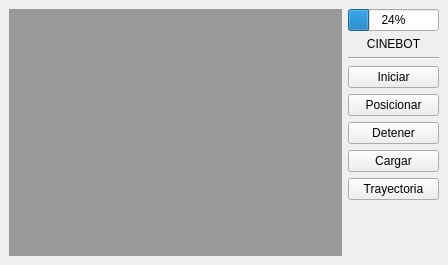
The window that gui.ui (PabloLapo/cinebot) describes before a commit, drawn with Qt 5.
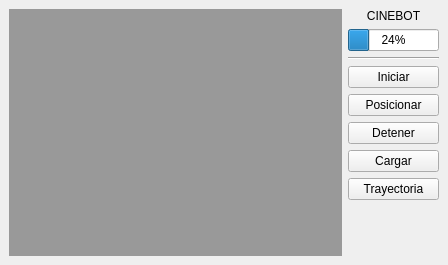
The same window after the commit.

```diff
--- a/gui.ui
+++ b/gui.ui
@@ -58,13 +58,6 @@
     </item>
     <item>
      <layout class="QVBoxLayout" name="verticalLayout">
-      <item>
-       <widget class="QProgressBar" name="progressBar">
-        <property name="value">
-         <number>24</number>
-        </property>
-       </widget>
-      </item>
       <item>
        <widget class="QLabel" name="title">
         <property name="text">
@@ -75,6 +68,13 @@
         </property>
        </widget>
       </item>
+      <item>
+       <widget class="QProgressBar" name="progressBar">
+        <property name="value">
+         <number>24</number>
+        </property>
+       </widget>
+      </item>
       <item>
        <widget class="Line" name="line">
         <property name="orientation">
```
